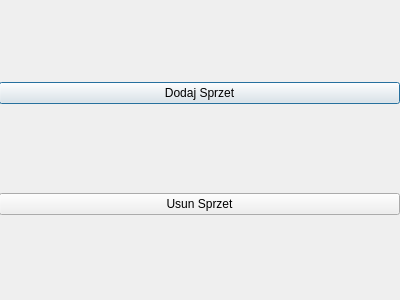
The window that Magazyn/sprzet.ui (SylwiaJ/projekt) describes before a commit, drawn with Qt 5.
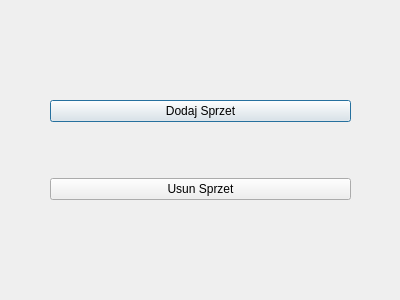
The same window after the commit.

```diff
--- a/Magazyn/sprzet.ui
+++ b/Magazyn/sprzet.ui
@@ -16,10 +16,10 @@
   <widget class="QWidget" name="verticalLayoutWidget">
    <property name="geometry">
     <rect>
-     <x>-1</x>
-     <y>-1</y>
-     <width>401</width>
-     <height>301</height>
+     <x>50</x>
+     <y>50</y>
+     <width>301</width>
+     <height>201</height>
     </rect>
    </property>
    <layout class="QVBoxLayout" name="verticalLayout">
```
